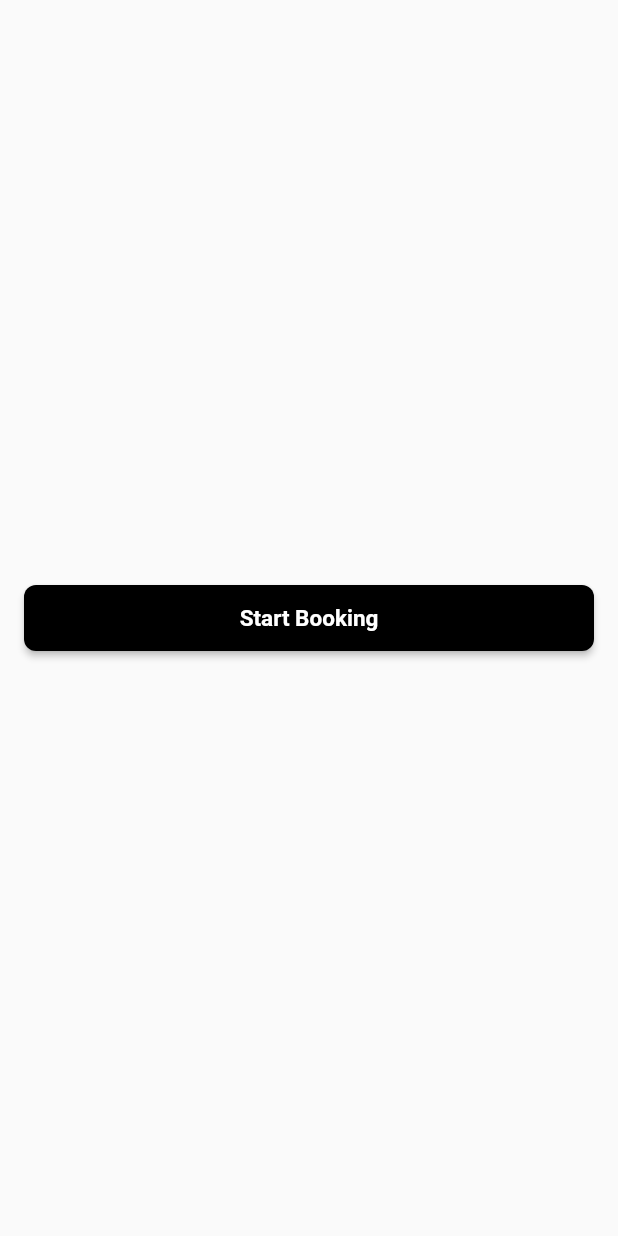
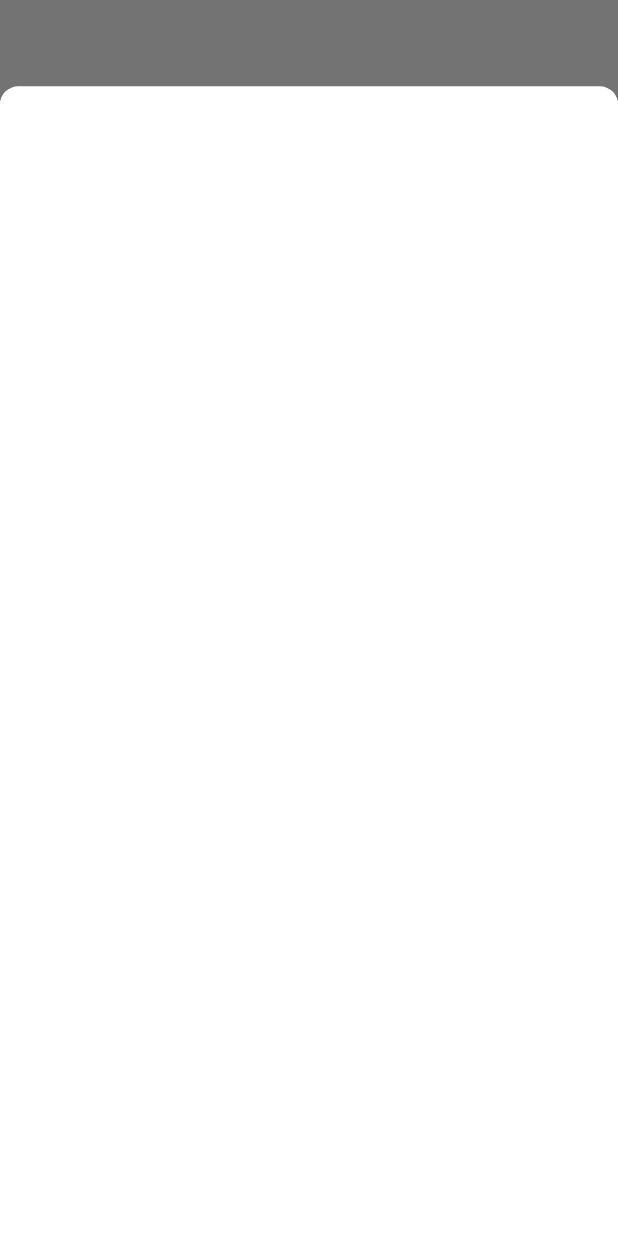
Before and after one commit to Ayman-Barghout/simple_booking_ui, a Flutter app: the screen it shows after launch, after a tap on "Start Booking", on a phone screen of 412 x 824 dp. Run offline on Flutter 3.47's test engine with Material 2 defaults, Android fonts, the phone set to English and light mode, and no system bars; our stand-ins replace easy_localization, flutter_riverpod.

Commit message:
Added booking bottom sheet and wired it to initiate booking screen button

```diff
--- /dev/null
+++ b/lib/ui/screens/booking_screen/booking_bottom_sheet.dart
@@ -0,0 +1,21 @@
+import 'package:flutter/material.dart';
+import 'package:simple_booking_ui/helpers/ui/extensions.dart';
+
+class BookingBottomSheet extends StatelessWidget {
+  const BookingBottomSheet({Key? key}) : super(key: key);
+
+  @override
+  Widget build(BuildContext context) {
+    return Container(
+      height: context.height * 0.93,
+      decoration: const BoxDecoration(
+          borderRadius: BorderRadius.vertical(top: Radius.circular(12)),
+          color: Colors.white),
+      padding: const EdgeInsets.all(32),
+      child: Column(
+        crossAxisAlignment: CrossAxisAlignment.start,
+        children: [],
+      ),
+    );
+  }
+}
--- a/lib/ui/screens/booking_screen/initiate_booking_screen.dart
+++ b/lib/ui/screens/booking_screen/initiate_booking_screen.dart
@@ -1,8 +1,11 @@
 import 'package:flutter/material.dart';
+
 import 'package:easy_localization/easy_localization.dart';
+
 import 'package:simple_booking_ui/theme/dimensions.dart';
 import 'package:simple_booking_ui/generated/locale_keys.g.dart';
 import 'package:simple_booking_ui/ui/widgets/custom_elevated_button.dart';
+import 'package:simple_booking_ui/ui/screens/booking_screen/booking_bottom_sheet.dart';
 
 class InitiateBookingScreen extends StatelessWidget {
   @override
@@ -12,7 +15,15 @@ class InitiateBookingScreen extends StatelessWidget {
         child: Padding(
           padding: const EdgeInsets.symmetric(horizontal: kSpaceMedium),
           child: CustomElevatedButton(
-            onPressed: () {},
+            onPressed: () {
+              showModalBottomSheet(
+                  context: context,
+                  isScrollControlled: true,
+                  shape: const RoundedRectangleBorder(
+                      borderRadius:
+                          BorderRadius.vertical(top: Radius.circular(12))),
+                  builder: (context) => const BookingBottomSheet());
+            },
             text: tr(LocaleKeys.userActions_startBooking),
           ),
         ),
```
